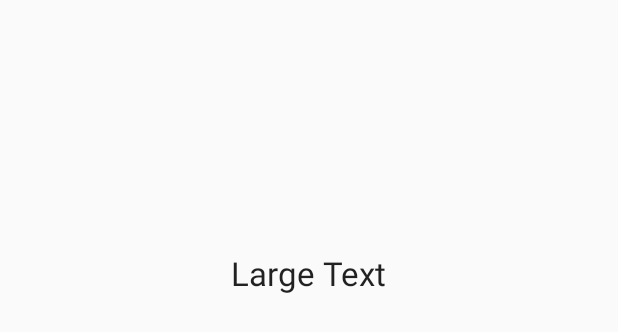
After one commit to williamyen0203/neuranode, an Android app: the layout activity_profile.xml on its own in the app's theme, with its tools: preview values and no code run, on a phone screen of 412 x 824 dp. The commit adds this screen. Shown: the top 332 px of the screen. Run offline under Robolectric (Android 15) with nearby library versions, the phone set to English and light mode, and no system bars.

Commit message:
Add profile page

```diff
--- a/app/src/main/AndroidManifest.xml
+++ b/app/src/main/AndroidManifest.xml
@@ -18,7 +18,8 @@
                 <category android:name="android.intent.category.LAUNCHER" />
             </intent-filter>
         </activity>
-        <activity android:name=".QuizActivity"></activity>
+        <activity android:name=".QuizActivity" />
+        <activity android:name=".ProfileActivity"></activity>
     </application>
 
 </manifest>
--- /dev/null
+++ b/app/src/main/res/layout/activity_profile.xml
@@ -0,0 +1,21 @@
+<?xml version="1.0" encoding="utf-8"?>
+<RelativeLayout xmlns:android="http://schemas.android.com/apk/res/android"
+    xmlns:tools="http://schemas.android.com/tools"
+    android:layout_width="match_parent"
+    android:layout_height="match_parent"
+    android:paddingBottom="@dimen/activity_vertical_margin"
+    android:paddingLeft="@dimen/activity_horizontal_margin"
+    android:paddingRight="@dimen/activity_horizontal_margin"
+    android:paddingTop="@dimen/activity_vertical_margin"
+    tools:context="com.neuranode.neuranodeapp.ProfileActivity">
+
+    <TextView
+        android:layout_width="wrap_content"
+        android:layout_height="wrap_content"
+        android:textAppearance="?android:attr/textAppearanceLarge"
+        android:text="Large Text"
+        android:id="@+id/traitsAvg"
+        android:layout_alignParentTop="true"
+        android:layout_centerHorizontal="true"
+        android:layout_marginTop="151dp" />
+</RelativeLayout>
```
Also changed, not shown: app/src/main/java/com/neuranode/neuranodeapp/DatabaseHelper.java (+26 -5 lines), app/src/main/java/com/neuranode/neuranodeapp/MainActivity.java (+33 -5 lines), app/src/main/java/com/neuranode/neuranodeapp/ProfileActivity.java (added, +21 -0 lines), app/src/main/java/com/neuranode/neuranodeapp/QuizActivity.java (+28 -7 lines), app/src/main/res/layout/content_main.xml (+11 -1 lines).
